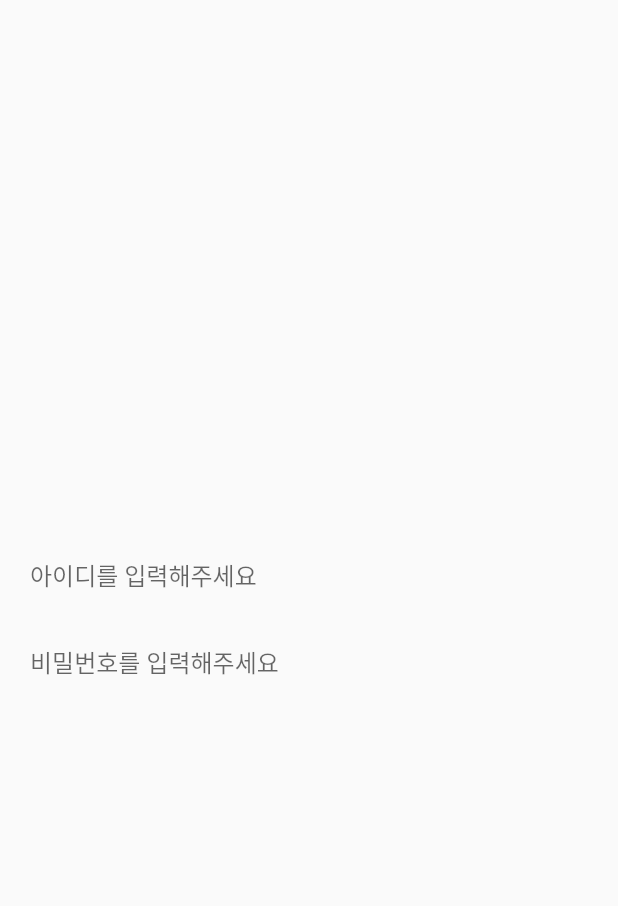
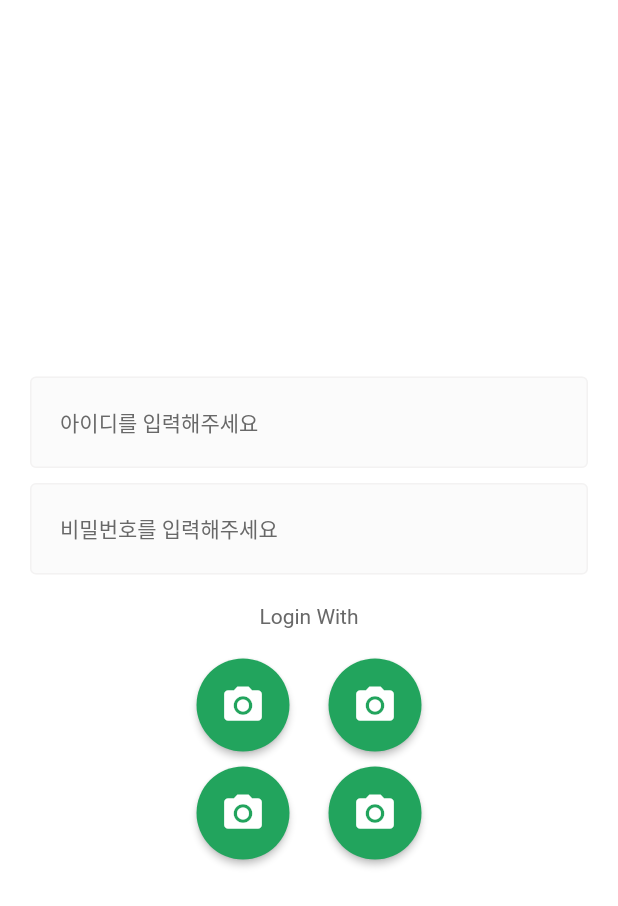
Before and after one commit to jisuuo/jisu_portfolio_fultter, a Flutter app: the screen it shows after launch, on a phone screen of 412 x 824 dp. Shown: the top 906 px of the screen. Run offline on Flutter 3.47's test engine with Material 2 defaults, Android fonts, the light colour scheme and no system bars; our stand-ins replace flutter_screenutil.

Commit message:
login 화면 구현중

```diff
--- a/lib/auth/login_view.dart
+++ b/lib/auth/login_view.dart
@@ -1,6 +1,8 @@
 import 'package:flutter/material.dart';
 import 'package:jisu_portfolio/common/component/base_layout.dart';
+import 'package:jisu_portfolio/common/component/custom_button.dart';
 import 'package:jisu_portfolio/common/component/custom_form_field.dart';
+import 'package:jisu_portfolio/common/const/colors.dart';
 import 'package:jisu_portfolio/common/const/string.dart';
 
 class LoginPage extends StatelessWidget {
@@ -8,23 +10,61 @@ class LoginPage extends StatelessWidget {
 
   @override
   Widget build(BuildContext context) {
-    return const BaseLayout(
+    return BaseLayout(
       useAppBar: false,
       widget: SafeArea(
-        child: Padding(
-          padding: EdgeInsets.symmetric(horizontal: 20),
         child: Column(
           mainAxisAlignment: MainAxisAlignment.center,
           children: [
-              CustomFormField(
+            Padding(
+              padding: const EdgeInsets.symmetric(horizontal: 20),
+              child: Column(
+                mainAxisAlignment: MainAxisAlignment.center,
+                children: [
+                  CustomTextFormField(
                     hintText: ID_HINT,
+                    onChanged: (String value) {  },
                   ),
-              SizedBox(height: 10),
-              CustomFormField(
+                  const SizedBox(height: 10),
+                  CustomTextFormField(
+                    onChanged: (value) {
+
+                    },
                     hintText: PW_HINT,
+                    obscureText: true,
                   ),
                 ],
               ),
+            ),
+            const SizedBox(height: 20),
+            const Text('Login With', style: TextStyle(color: BODY_TEXT_COLOR),),
+            const SizedBox(height: 20),
+            const Column(
+              children: [
+                Padding(
+                  padding: EdgeInsets.symmetric(horizontal: 20),
+                  child: Row(
+                    mainAxisAlignment: MainAxisAlignment.center,
+                    children: [
+                      CustomButton(title: 'Sign up with Google'),
+                      CustomButton(title: '네이버'),
+                    ],
+                  ),
+                ),
+                SizedBox(height: 10),
+                Padding(
+                  padding: EdgeInsets.symmetric(horizontal: 20),
+                  child: Row(
+                    mainAxisAlignment: MainAxisAlignment.center,
+                    children: [
+                      CustomButton(title: '카카오'),
+                      CustomButton(title: '이메일'),
+                    ],
+                  ),
+                ),
+              ],
+            ),
+          ],
         ),
       ),
     );
--- a/lib/common/component/base_layout.dart
+++ b/lib/common/component/base_layout.dart
@@ -10,6 +10,7 @@ class BaseLayout extends StatelessWidget {
   @override
   Widget build(BuildContext context) {
     return Scaffold(
+      backgroundColor: Colors.white,
       appBar: useAppBar ? AppBar(
         title: Text(title ?? ' '),
       ) : null,
--- /dev/null
+++ b/lib/common/component/custom_button.dart
@@ -0,0 +1,29 @@
+import 'package:flutter/material.dart';
+
+class CustomButton extends StatefulWidget {
+  final String title;
+  final Color? color;
+  final VoidCallback? onPressed;
+  const CustomButton({required this.title, this.onPressed, this.color, Key? key})
+      : super(key: key);
+
+  @override
+  State<CustomButton> createState() => _CustomButtonState();
+}
+
+class _CustomButtonState extends State<CustomButton> {
+  @override
+  Widget build(BuildContext context) {
+    return MaterialButton(
+      onPressed: () {},
+      color: Color(0xff22A45D),
+      textColor: Colors.white,
+      child: Icon(
+        Icons.camera_alt,
+        size: 30,
+      ),
+      padding: EdgeInsets.all(16),
+      shape: CircleBorder(),
+    );
+  }
+}
--- a/lib/common/component/custom_form_field.dart
+++ b/lib/common/component/custom_form_field.dart
@@ -1,26 +1,58 @@
 import 'package:flutter/material.dart';
+import 'package:jisu_portfolio/common/const/colors.dart';
 
-class CustomFormField extends StatefulWidget {
+class CustomTextFormField extends StatelessWidget {
   final String? hintText;
-  const CustomFormField({this.hintText, Key? key}) : super(key: key);
+  final String? errorText;
+  final bool obscureText;
+  final bool autoFocus;
+  final ValueChanged<String>? onChanged;
+
+  const CustomTextFormField({
+    this.hintText,
+    this.errorText,
+    this.obscureText = false,
+    this.autoFocus = false,
+    required this.onChanged,
+    Key? key,
+  }) : super(key: key);
 
   @override
-  State<CustomFormField> createState() => _CustomFormFieldState();
-}
+  Widget build(BuildContext context) {
+    final baseBorder = const OutlineInputBorder(
+      borderSide: BorderSide(
+        color: INPUT_BORDER_COLOR,
+        width: 1.0,
+      ),
+    );
 
-class _CustomFormFieldState extends State<CustomFormField> {
-  @override
-  Widget build(BuildContext context) {
     return TextFormField(
+      /// cursor color
+      cursorColor: PRIMARY_COLOR,
+      /// 비밀번호 입력할 때
+      obscureText: obscureText,
+      autofocus: autoFocus,
+      /// 값이 바뀔때마다 받는 call back
+      onChanged: onChanged,
+
+      /// cursor padding
       decoration: InputDecoration(
-        focusedBorder: const OutlineInputBorder(
-          borderSide: BorderSide(
-            color: Colors.grey,
+        contentPadding: EdgeInsets.all(20),
+        hintText: hintText,
+        hintStyle: TextStyle(
+          color: BODY_TEXT_COLOR,
+          fontSize: 14.0,
+        ),
+        errorText: errorText,
+        fillColor: INPUT_BG_COLOR,
+        filled: true,
+        /// 모든 input 상태의 기본 스타일 세팅
+        border: baseBorder,
+        enabledBorder: baseBorder, /// 선택되지 않은 상태
+        focusedBorder: baseBorder.copyWith(
+          borderSide:  baseBorder.borderSide.copyWith(
+            color: PRIMARY_COLOR,
           ),
-        ),
-        hintText: widget.hintText ?? ' ',
-        enabledBorder: const UnderlineInputBorder(
-          borderSide: BorderSide.none,
         ),
       ),
     );
--- /dev/null
+++ b/lib/common/const/colors.dart
@@ -0,0 +1,13 @@
+import 'package:flutter/material.dart';
+
+/// 주색상
+const PRIMARY_COLOR = Color(0xFF22A45D);
+
+/// 글자 색상
+const BODY_TEXT_COLOR = Color(0xFF686868);
+
+/// 텍스트필드 배경 색상
+const INPUT_BG_COLOR = Color(0xFFFBFBFB);
+
+/// 텍스트필드 테두리 색상
+const INPUT_BORDER_COLOR = Color(0xFFF3F2F2);
--- a/lib/common/const/string.dart
+++ b/lib/common/const/string.dart
@@ -1,2 +1,3 @@
 const ID_HINT = '아이디를 입력해주세요';
 const PW_HINT = '비밀번호를 입력해주세요';
+const EMAIL_REGISTER = '이메일 가입하기';
```
Lines whose indentation alone changed are shown as unchanged.
